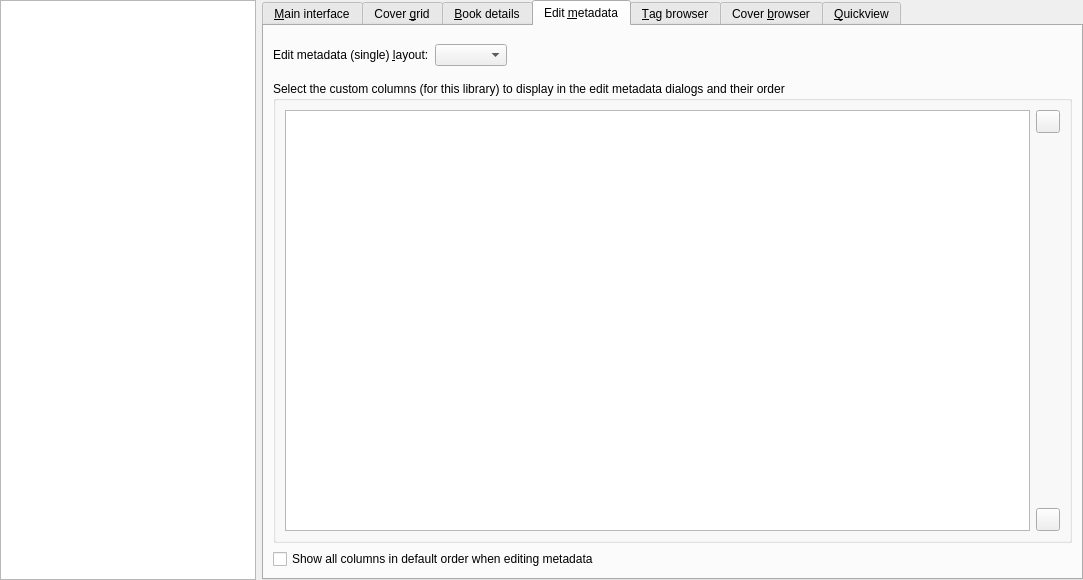
This is src/calibre/gui2/preferences/look_feel.ui in kovidgoyal/calibre as Qt 5 draws it before an edit. The edited form follows.
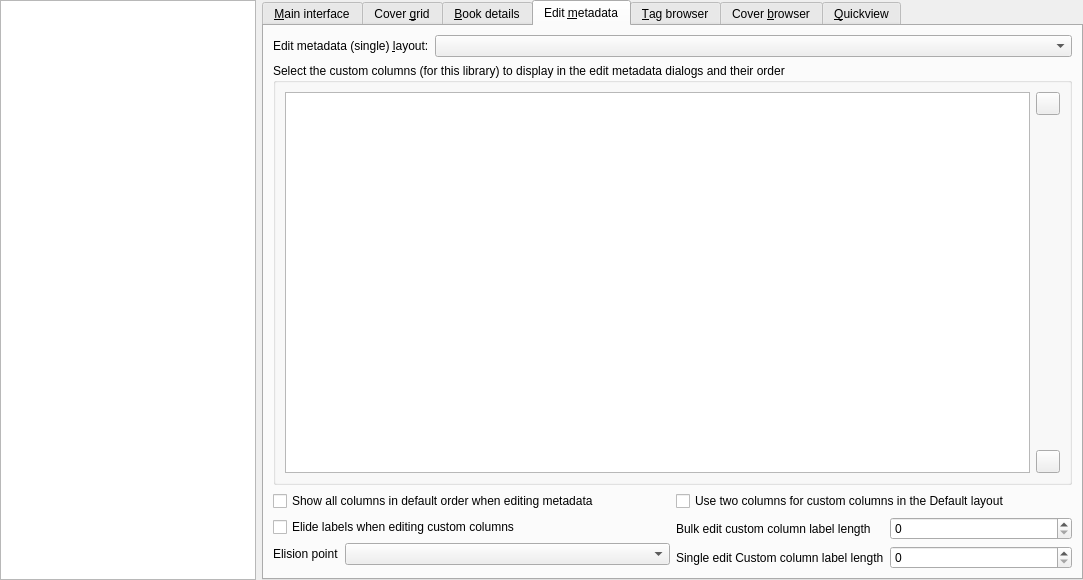
This is the edited form. The open tabs and pages were chosen to show the change. Icons and pictures are not drawn. Custom widgets are drawn as their Qt base class.

Commit message: Migrate the remaining edit metadata tweaks to gprefs.

The edit to the form file:
```diff
--- a/src/calibre/gui2/preferences/look_feel.ui
+++ b/src/calibre/gui2/preferences/look_feel.ui
@@ -908,10 +908,10 @@
       <attribute name="title">
        <string>Edit &amp;metadata</string>
       </attribute>
-      <layout class="QGridLayout" name="gridLayout_61">
-       <item row="1" column="0">
-        <layout class="QHBoxLayout" name="horizontalLayout1">
-         <item>
+      <layout class="QVBoxLayout" name="vbox_layout_61">
+       <item>
+        <layout class="QFormLayout">
+         <item row="0" column="0">
           <widget class="QLabel" name="edit_metadata_single_label">
            <property name="text">
             <string>Edit metadata (single) &amp;layout:</string>
@@ -921,29 +921,16 @@
            </property>
           </widget>
          </item>
-         <item>
+         <item row="0" column="1">
           <widget class="QComboBox" name="opt_edit_metadata_single_layout">
            <property name="toolTip">
             <string>Choose a different layout for the Edit metadata dialog. The compact metadata layout favors editing custom metadata over changing covers and formats.</string>
            </property>
           </widget>
          </item>
-         <item>
-          <spacer name="verticalSpacer_5">
-           <property name="orientation">
-            <enum>Qt::Horizontal</enum>
-           </property>
-           <property name="sizeHint" stdset="0">
-            <size>
-             <width>20</width>
-             <height>40</height>
-            </size>
-           </property>
-          </spacer>
-         </item>
         </layout>
        </item>
-       <item row="6" column="0">
+       <item>
         <widget class="QGroupBox" name="groupBox">
          <property name="title">
           <string>Select the custom columns (for this library) to display in the edit metadata dialogs and their order</string>
@@ -994,18 +981,103 @@
          </layout>
         </widget>
        </item>
-       <item row="8" column="0">
-        <widget class="QCheckBox" name="opt_edit_metadata_ignore_display_order">
-         <property name="text">
-          <string>Show all columns in default order when editing metadata</string>
-         </property>
-         <property name="toolTip">
-          <string>&lt;p&gt;Check this box to make the edit metadata dialogs ignore the
+       <item>
+        <layout class="QHBoxLayout">
+         <item>
+          <layout class="QFormLayout">
+           <item row="0" column="0" colspan="2">
+            <widget class="QCheckBox" name="opt_edit_metadata_ignore_display_order">
+             <property name="text">
+              <string>Show all columns in default order when editing metadata</string>
+             </property>
+             <property name="toolTip">
+              <string>&lt;p&gt;Check this box to make the edit metadata dialogs ignore the
 above specifications, showing all the columns in the default order. This is
 useful for temporarily seeing all your columns in the dialogs without losing
 the display and order specifications.&lt;/p&gt;</string>
-         </property>
-        </widget>
+             </property>
+            </widget>
+           </item>
+           <item row="1" column="0" colspan="2">
+            <widget class="QCheckBox" name="opt_edit_metadata_elide_labels">
+             <property name="text">
+              <string>Elide labels when editing custom columns</string>
+             </property>
+             <property name="toolTip">
+              <string>If checked then labels wider than the label width
+will be elided, otherwise they will be word wrapped.</string>
+             </property>
+            </widget>
+           </item>
+           <item row="2" column="0">
+            <widget class="QLabel" name="label_102">
+             <property name="text">
+              <string>Elision point</string>
+               </property>
+             <property name="buddy">
+              <cstring>opt_edit_metadata_elision_point</cstring>
+             </property>
+            </widget>
+           </item>
+           <item row="2" column="1">
+            <widget class="QComboBox" name="opt_edit_metadata_elision_point">
+             <property name="toolTip">
+              <string>Choose where in the label to put the ...</string>
+             </property>
+            </widget>
+           </item>
+          </layout>
+         </item>
+         <item>
+          <layout class="QFormLayout">
+           <item row="0" column="0" colspan="2">
+            <widget class="QCheckBox" name="opt_edit_metadata_single_use_2_cols_for_custom_fields">
+             <property name="text">
+              <string>Use two columns for custom columns in the Default layout</string>
+             </property>
+            </widget>
+           </item>
+           <item row="1" column="0">
+            <widget class="QLabel" name="label_102">
+             <property name="text">
+              <string>Bulk edit custom column label length</string>
+             </property>
+             <property name="buddy">
+              <cstring>opt_edit_metadata_bulk_cc_label_length</cstring>
+             </property>
+            </widget>
+           </item>
+           <item row="1" column="1">
+            <widget class="QSpinBox" name="opt_edit_metadata_bulk_cc_label_length">
+             <property name="toolTip">
+              <string>The maximum width of a custom column label in bulk metadata
+edit. It is computed by multiplying the average width of characters
+in the font by this number.</string>
+             </property>
+            </widget>
+           </item>
+           <item row="2" column="0">
+            <widget class="QLabel" name="label_1022">
+             <property name="text">
+              <string>Single edit Custom column label length</string>
+             </property>
+             <property name="buddy">
+              <cstring>opt_edit_metadata_single_cc_label_length</cstring>
+             </property>
+            </widget>
+           </item>
+           <item row="2" column="1">
+            <widget class="QSpinBox" name="opt_edit_metadata_single_cc_label_length">
+             <property name="toolTip">
+              <string>The maximum width of a custom column label in single
+metadata edit. It is computed by multiplying the average width of characters
+in the font by this number.</string>
+             </property>
+           </widget>
+           </item>
+          </layout>
+         </item>
+        </layout>
        </item>
       </layout>
      </widget>
```
The commit also changes 5 other files.
